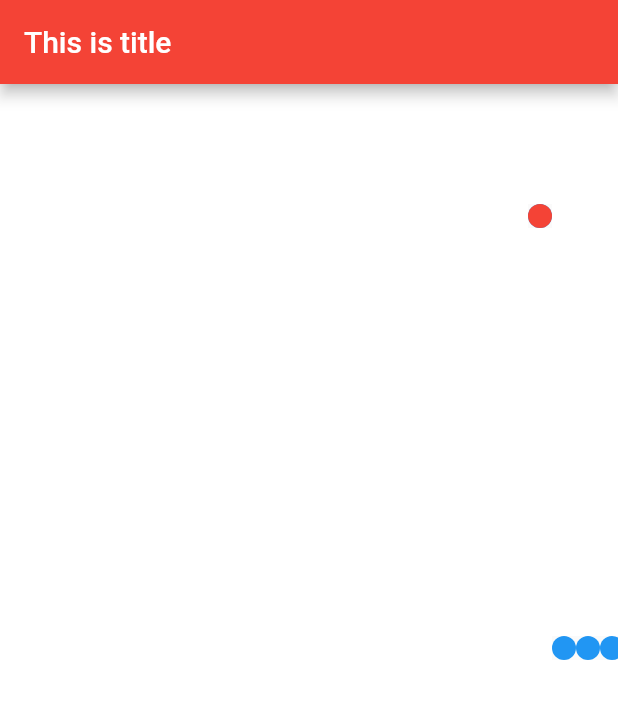
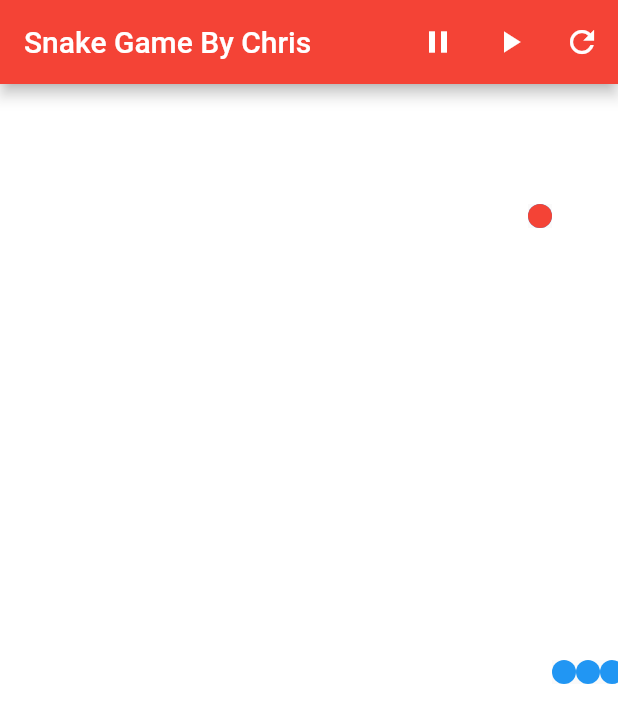
Before and after one commit to chrisynchen/Snake, a Flutter app: the screen it shows after launch, on a phone screen of 412 x 824 dp. Shown: the top 723 px of the screen. Run offline on Flutter 3.47's test engine with Material 2 defaults, Android fonts, the phone set to English and light mode, and no system bars; our stand-ins replace rxdart.

```diff
--- a/lib/floor_painter.dart
+++ b/lib/floor_painter.dart
@@ -7,12 +7,12 @@ class FloorPainter extends CustomPainter {
   double _radius;
   MaterialColor _color;
 
-  List<List<int>> cells;
+  List<List<int>> _cells;
 
   Pair<int, int> _eatPoint;
 
   FloorPainter(
-      this._radius, this._color, this.cells, this._cellSize, this._eatPoint) {
+      this._radius, this._color, this._cells, this._cellSize, this._eatPoint) {
     _paint = Paint()
       ..strokeWidth = 10.0
       ..style = PaintingStyle.fill;
@@ -31,9 +31,9 @@ class FloorPainter extends CustomPainter {
   }
 
   void _drawCells(Canvas canvas) {
-    for (var i = 0; i < cells.length; i++) {
-      for (var j = 0; j < cells[0].length; j++) {
-        if (cells[i][j] == 1) {
+    for (var i = 0; i < _cells.length; i++) {
+      for (var j = 0; j < _cells[0].length; j++) {
+        if (_cells[i][j] == 1) {
           _paint.color = _color;
           canvas.drawCircle(
               Offset(i * _cellSize.toDouble() + _radius,
--- a/lib/main.dart
+++ b/lib/main.dart
@@ -11,41 +11,29 @@ void main() => runApp(SnakeApp());
 
 class SnakeApp extends StatelessWidget {
   // This widget is the root of your application.
+
   @override
   Widget build(BuildContext context) {
-    AppBar appBar = AppBar(title: Text('This is title'));
-
     return MaterialApp(
         title: 'Flutter Demo',
         theme: ThemeData(
           primarySwatch: Colors.red,
         ),
-        home: Scaffold(
-          appBar: appBar,
-          body: SnakeHome(appBar.preferredSize.height,
-              title: 'Snake Game By Chris'),
-        ));
+        home: Scaffold(body: SnakeHome()));
   }
 }
 
 class SnakeHome extends StatefulWidget {
-  SnakeHome(this._appBarHeight, {Key key, this.title}) : super(key: key);
-
-  final String title;
-  final double _appBarHeight;
+  SnakeHome({Key key}) : super(key: key);
 
   @override
-  _SnakeHomeState createState() => _SnakeHomeState(_appBarHeight);
+  _SnakeHomeState createState() => _SnakeHomeState();
 }
 
 class _SnakeHomeState extends State<SnakeHome> with WidgetsBindingObserver {
-  final double _appBarHeight;
-
   final _cellSize = 16;
 
   List<List<int>> _cells;
-
-  _SnakeHomeState(this._appBarHeight);
 
   Queue snakeQueue = Queue<Pair<int, int>>();
 
@@ -61,7 +49,7 @@ class _SnakeHomeState extends State<SnakeHome> with WidgetsBindingObserver {
 
   double _widgetHeight;
 
-  GlobalKey _containerKey = GlobalKey();
+  GameStatus status = GameStatus.START;
 
   @override
   void initState() {
@@ -70,7 +58,7 @@ class _SnakeHomeState extends State<SnakeHome> with WidgetsBindingObserver {
     WidgetsBinding.instance.addObserver(this);
 
     _observable =
-        Observable.periodic(Duration(milliseconds: 300), (_) => snakeQueue)
+        Observable.periodic(Duration(milliseconds: 500), (_) => snakeQueue)
             .skipWhile((Queue snakeQueue) => snakeQueue.length <= 0)
             .listen(_updateView);
   }
@@ -96,20 +84,53 @@ class _SnakeHomeState extends State<SnakeHome> with WidgetsBindingObserver {
 
   @override
   Widget build(BuildContext context) {
+    AppBar appBar = AppBar(
+      title: Text('Snake Game By Chris'),
+      actions: <Widget>[
+        IconButton(
+          icon: Icon(Icons.pause),
+          onPressed: () {
+            status = GameStatus.PAUSE;
+            _observable.pause();
+          },
+        ),
+        IconButton(
+          icon: Icon(Icons.play_arrow),
+          onPressed: () {
+            status = GameStatus.PAUSE;
+            _observable.resume();
+          },
+        ),
+        IconButton(
+          icon: Icon(Icons.refresh),
+          onPressed: () {
+            status = GameStatus.RESET;
+            _observable.pause();
+            _reset();
+            status = GameStatus.START;
+            _observable.resume();
+          },
+        )
+      ],
+    );
+
     if (_widgetWidth == null || _widgetHeight == null) {
       _widgetWidth = MediaQuery.of(context).size.width;
-      _widgetHeight = MediaQuery.of(context).size.height - _appBarHeight;
+      _widgetHeight = MediaQuery.of(context).size.height -
+          MediaQuery.of(context).padding.top -
+          appBar.preferredSize.height;
     }
 
     FloorPainter painter = _initPainter(context, _widgetWidth, _widgetHeight);
 
-    return GestureDetector(
-        onTapDown: (TapDownDetails details) => _onTapDown(context, details),
-        child: Container(
-            key: _containerKey,
-            width: _widgetWidth,
-            height: _widgetHeight,
-            child: CustomPaint(painter: painter)));
+    return Scaffold(
+        appBar: appBar,
+        body: GestureDetector(
+            onTapDown: (TapDownDetails details) => _onTapDown(context, details),
+            child: Container(
+                width: _widgetWidth,
+                height: _widgetHeight,
+                child: CustomPaint(painter: painter))));
   }
 
   void _onTapDown(BuildContext context, TapDownDetails details) {
@@ -161,28 +182,12 @@ class _SnakeHomeState extends State<SnakeHome> with WidgetsBindingObserver {
 
   FloorPainter _initPainter(
       BuildContext context, double widgetWidth, double widgetHeight) {
-    int _columnSize = (widgetWidth / _cellSize).round();
-    int _rowSize = (widgetHeight / _cellSize).round();
-
     if (_cells == null) {
-      _cells = List<List<int>>.generate(
-          _columnSize,
-          (i) => List<int>.generate(_rowSize, (j) {
-                if (j == max(0, _rowSize ~/ 2 - 1) &&
-                    (i >= max(0, _columnSize ~/ 2 - 1) &&
-                        i <= _columnSize ~/ 2 + 1)) {
-                  snakeQueue.add(Pair<int, int>(i, j));
-                  return 1;
-                } else {
-                  return 0;
-                }
-              }));
-
-      Pair last = snakeQueue.last;
-      currentHead = Pair<int, int>(last.left, last.right);
+      _reset();
     }
 
-    return FloorPainter(8, Colors.blue, _cells, _cellSize, _eatPoint);
+    return FloorPainter(
+        _cellSize / 2, Colors.blue, _cells, _cellSize, _eatPoint);
   }
 
   Pair<int, int> _getEatPoint() {
@@ -193,6 +198,41 @@ class _SnakeHomeState extends State<SnakeHome> with WidgetsBindingObserver {
     var column = random.nextInt(_cells[0].length);
     return Pair<int, int>(row, column);
   }
+
+  void _reset() {
+    int _columnSize = (_widgetWidth / _cellSize).round();
+    int _rowSize = (_widgetHeight / _cellSize).round();
+
+    var middleRow = _rowSize ~/ 2;
+    var middleColumn = _columnSize ~/ 2;
+
+    _initQueue(middleRow, middleColumn);
+
+    _cells = List<List<int>>.generate(
+        _columnSize,
+        (i) => List<int>.generate(_rowSize, (j) {
+              return 0;
+            }));
+
+    _cells[middleColumn - 2][middleRow] = 1;
+    _cells[middleColumn - 1][middleRow] = 1;
+    _cells[middleColumn][middleRow] = 1;
+
+    Pair last = snakeQueue.last;
+    currentHead = Pair<int, int>(last.left, last.right);
+    _eatPoint = null;
+
+    _currentDirection = Direction.RIGHT;
+  }
+
+  void _initQueue(int middleRow, int middleColumn) {
+    snakeQueue.clear();
+    snakeQueue.add(Pair<int, int>(middleColumn - 2, middleRow));
+    snakeQueue.add(Pair<int, int>(middleColumn - 1, middleRow));
+    snakeQueue.add(Pair<int, int>(middleColumn, middleRow));
+  }
 }
 
 enum Direction { LEFT, RIGHT, UP, DOWN }
+
+enum GameStatus { START, PAUSE, RESET }
```
